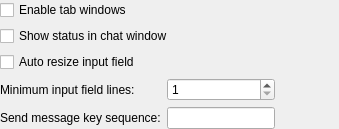
First picture: the form in trunk/src/plugins/messagewidgets/messengeroptions.ui, repository vacuum-im/vacuum-im, before the edit.
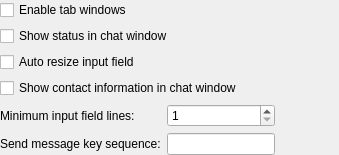
Second picture: the form after the edit.

```diff
--- a/trunk/src/plugins/messagewidgets/messengeroptions.ui
+++ b/trunk/src/plugins/messagewidgets/messengeroptions.ui
@@ -7,7 +7,7 @@
     <x>0</x>
     <y>0</y>
     <width>339</width>
-    <height>123</height>
+    <height>148</height>
    </rect>
   </property>
   <layout class="QVBoxLayout" name="verticalLayout">
@@ -35,6 +35,13 @@
      </property>
     </widget>
    </item>
+   <item>
+    <widget class="QCheckBox" name="chbShowInfoWidget">
+     <property name="text">
+      <string>Show contact information in chat window</string>
+     </property>
+    </widget>
+   </item>
    <item>
     <layout class="QGridLayout" name="gridLayout">
      <item row="0" column="0">
```
